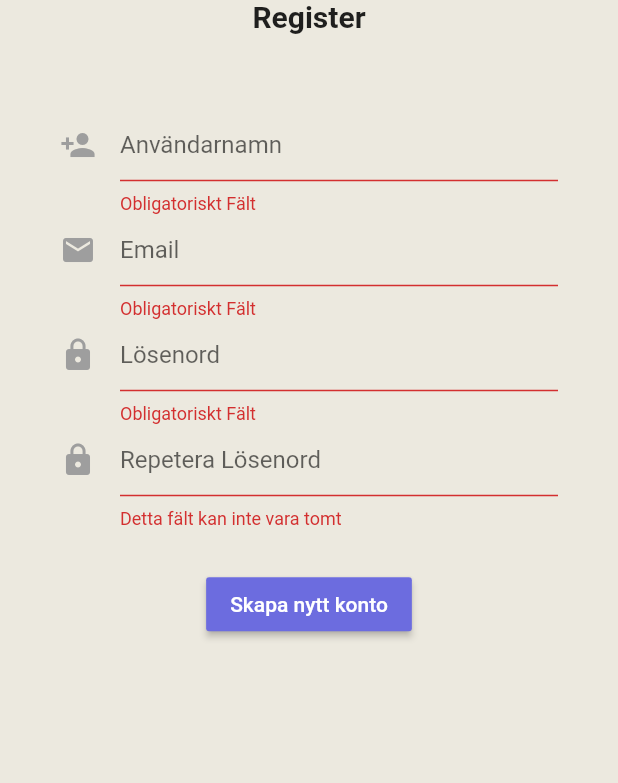
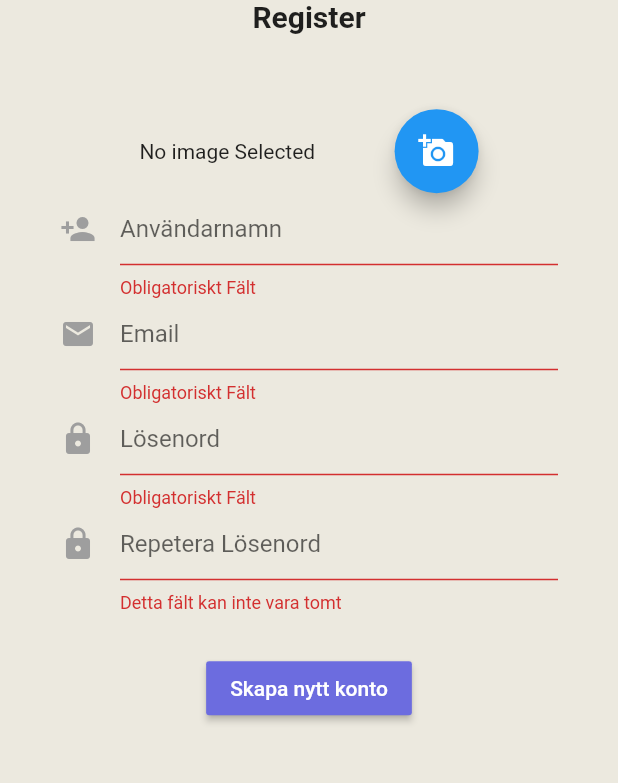
Before and after one commit to ajamlou/Zigma-frontend, a Flutter app: the RegisterPage screen opened directly, after a tap on "Skapa nytt konto", on a phone screen of 412 x 824 dp, the part 369-1152 px from its top. Run offline on Flutter 3.47's test engine with Material 2 defaults, Android fonts, the phone set to English and light mode, and no system bars; our stand-ins replace image_picker; missing offline and left inert: material_search; accounts and stored records are empty; network calls fail.

Commit message:
add image to user

```diff
--- a/lib/pages/RegisterPage.dart
+++ b/lib/pages/RegisterPage.dart
@@ -1,6 +1,9 @@
+import 'dart:io';
+import 'dart:convert';
 import 'package:flutter/material.dart';
 import 'user.dart';
 import 'DataProvider.dart';
+import 'package:image_picker/image_picker.dart';
 
 class RegisterPage extends StatefulWidget {
   State createState() => RegisterPageState();
@@ -18,6 +21,25 @@ class RegisterPageState extends State<RegisterPage> {
   bool validatedPwd = false;
   TextEditingController validatePasswordController = TextEditingController();
   TextEditingController passwordController = TextEditingController();
+  File _image;
+
+
+  Future getImageGallery() async {
+    File image = await ImagePicker.pickImage(source: ImageSource.gallery);
+    setState(() {
+      _image = image;
+    });
+  }
+
+  String imageFileToString() {
+    String imageString;
+    if (_image != null) {
+      List<int> imageBytes = _image.readAsBytesSync();
+      imageString = base64.encode(imageBytes);
+      return imageString;
+    }
+    else return null;
+  }
 
   @override
   void initState() {
@@ -52,11 +74,10 @@ class RegisterPageState extends State<RegisterPage> {
     }
   }
 
-  bool passwordValidator(){
+  bool passwordValidator() {
     if (passwordController.text.compareTo(validatePasswordController.text) ==
         0) {
       return validatedPwd = true;
-
     } else {
       return validatedPwd = false;
     }
@@ -102,6 +123,32 @@ class RegisterPageState extends State<RegisterPage> {
                   top: 50.0, right: 40.0, left: 40.0),
               child: Column(
                 children: <Widget>[
+                  Row(
+                    mainAxisAlignment: MainAxisAlignment.spaceEvenly,
+                    crossAxisAlignment: CrossAxisAlignment.center,
+                    children: <Widget>[
+                      Container(
+                          alignment: Alignment(0.0, 0.0),
+                          child: _image == null
+                              ? Text('No image Selected')
+                              :
+                          Container(
+                            constraints: BoxConstraints(
+                              maxHeight: 150.0,
+                              maxWidth: 150.0,
+                              minWidth: 150.0,
+                              minHeight: 150.0,
+                            ),
+                            child: Image.file(_image),
+                          ),
+                      ),
+                      FloatingActionButton(
+                        onPressed: getImageGallery,
+                        tooltip: 'Pick Image',
+                        child: Icon(Icons.add_a_photo),
+                      ),
+                    ],
+                  ),
                   TextFormField(
                     maxLines: 1,
                     autofocus: false,
@@ -159,7 +206,8 @@ class RegisterPageState extends State<RegisterPage> {
                               Icons.lock,
                               color: same,
                             )),
-                              validator: (value) => value.isEmpty
+                        validator: (value) =>
+                        value.isEmpty
                             ? 'Detta fält kan inte vara tomt'
                             : null),
                   ),
@@ -172,7 +220,7 @@ class RegisterPageState extends State<RegisterPage> {
             child: Text(_success == null
                 ? ''
                 : (_success
-                          ? _userName+" är nu registrerad"
+                ? _userName + " är nu registrerad"
                 : 'Registreringen misslyckades')),
           ),
           Padding(
@@ -184,9 +232,10 @@ class RegisterPageState extends State<RegisterPage> {
               onPressed: () async {
                 if (_userKey.currentState.validate()) {
                   _userKey.currentState.save();
-                        _success = await DataProvider.of(context)
+                  _success = await DataProvider
+                      .of(context)
                       .user
-                            .register(_userEmail, _userName, _password);
+                      .register(_userEmail, _userName, _password, imageFileToString());
                   setState(() {});
                 }
               },
--- a/lib/pages/user.dart
+++ b/lib/pages/user.dart
@@ -15,17 +15,25 @@ class User {
         id = json['id'],
         token = json['token'];
 
+
 }
 
 class UserCreation {
   String email;
   String username;
   String password;
+  String imageAsBytes;
 
-  UserCreation(this.email, this.username, this.password);
+  UserCreation(this.email, this.username, this.password, this.imageAsBytes);
 
-  Map<String, dynamic> toJson() => {
+  Map<String, dynamic> toJson() => imageAsBytes != null ? {
     'username': username,
+    'password': password,
+    'email': email,
+    'image': imageAsBytes,
+  }
+  :
+  { 'username': username,
     'password': password,
     'email': email,
   };
@@ -70,8 +78,11 @@ class UserMethodBody {
     }
   }
 
-  Future<bool> register(String email, String username, String password) async {
-    UserCreation _newUser = new UserCreation(email, username, password);
+  Future<bool> register(String email, String username, String password, String imageAsBytes) async {
+    if (imageAsBytes == null) {
+      UserCreation _newUser = new UserCreation(email, username, password, imageAsBytes);
+    }
+    UserCreation _newUser = new UserCreation(email, username, password, imageAsBytes);
     var data = json.encode(_newUser);
     print(data);
     String postURL = "https://2e2bedf4.ngrok.io/users/create-user/?format=json";
```
Lines whose indentation alone changed are shown as unchanged.
